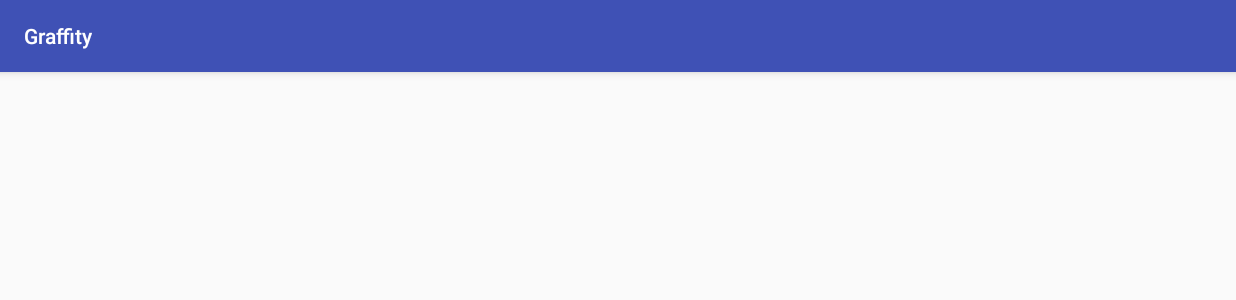
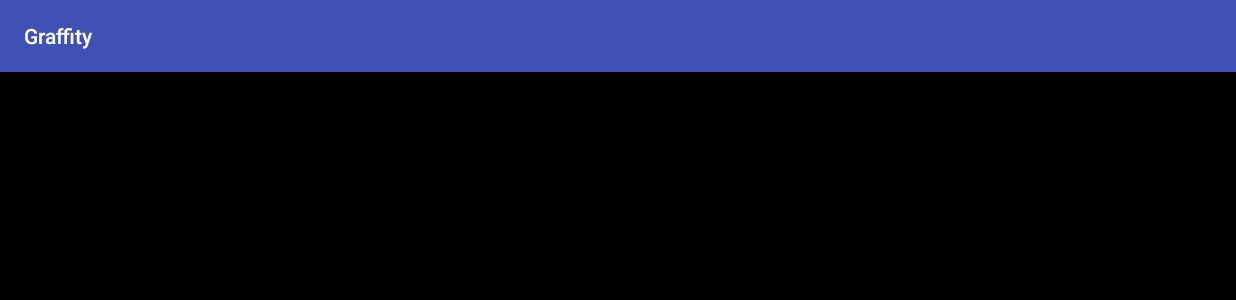
Before and after one commit to Hibsicus/CanvasDrawForAndroid, an Android app: the screen it shows after launch (DisplayActivity), on a phone screen of 824 x 412 dp (held sideways). Shown: the top 300 px of the screen. Run offline under Robolectric (Android 15) with nearby library versions, the phone set to English and light mode, and no system bars.

Commit message:
修正畫布

```diff
--- a/app/src/main/AndroidManifest.xml
+++ b/app/src/main/AndroidManifest.xml
@@ -8,7 +8,8 @@
         android:icon="@mipmap/ic_launcher"
         android:roundIcon="@mipmap/ic_launcher_round"
         android:supportsRtl="true"
-        android:theme="@style/AppTheme">
+        android:theme="@style/AppTheme"
+        >
 
         <activity android:name=".CustomWidget.DisplayPackage.DisplayActivity"
             android:screenOrientation="landscape">
--- a/app/src/main/java/com/example/user/graffity/CustomWidget/CustomWidget/CanvasDraw.java
+++ b/app/src/main/java/com/example/user/graffity/CustomWidget/CustomWidget/CanvasDraw.java
@@ -39,10 +39,10 @@ public class CanvasDraw extends View {
     public CanvasDraw(Context context, @Nullable AttributeSet attrs) {
         super(context, attrs);
 
-        ActionBarHeight = getResources().getDimensionPixelSize(getResources().getIdentifier("status_bar_height", "dimen", "android"));
-        NavigationHeight = getResources().getDimensionPixelSize(getResources().getIdentifier("navigation_bar_height", "dimen", "android"));
+//        ActionBarHeight = getResources().getDimensionPixelSize(getResources().getIdentifier("status_bar_height", "dimen", "android"));
+//        NavigationHeight = getResources().getDimensionPixelSize(getResources().getIdentifier("navigation_bar_height", "dimen", "android"));
 
-        mBitmap.createBitmap(getResources().getDisplayMetrics().widthPixels, getResources().getDisplayMetrics().heightPixels + ActionBarHeight + NavigationHeight, Bitmap.Config.ARGB_8888);
+        mBitmap =  mBitmap.createBitmap(getResources().getDisplayMetrics().widthPixels, getResources().getDisplayMetrics().heightPixels, Bitmap.Config.ARGB_8888);
         mCanvas = new Canvas(mBitmap);
         mCanvas.drawColor(Color.BLACK);
 
@@ -50,14 +50,15 @@ public class CanvasDraw extends View {
         mPaint.setColor(Color.YELLOW);
         mPaint.setStrokeWidth(6);
         mPaint.setStrokeJoin(Paint.Join.ROUND);
+        mPaint.setStrokeCap(Paint.Cap.ROUND);
+        mPaint.setStyle(Paint.Style.STROKE);
 
         mPath = new Path();
     }
 
     @Override
     protected void onDraw(Canvas canvas) {
-        mCanvas.drawBitmap(mBitmap, 0, 0, null);
-
+        canvas.drawBitmap(mBitmap, 0, 0, null);
         mCanvas.drawPath(mPath, mPaint);
     }
 
--- a/app/src/main/java/com/example/user/graffity/CustomWidget/DisplayPackage/DisplayActivity.java
+++ b/app/src/main/java/com/example/user/graffity/CustomWidget/DisplayPackage/DisplayActivity.java
@@ -22,9 +22,10 @@ public class DisplayActivity extends AppCompatActivity {
 
     CanvasFragment canvasFragment;
 
+
     @Override
-    public void onCreate(@Nullable Bundle savedInstanceState, @Nullable PersistableBundle persistentState) {
-        super.onCreate(savedInstanceState, persistentState);
+    protected void onCreate(@Nullable Bundle savedInstanceState) {
+        super.onCreate(savedInstanceState);
         setContentView(R.layout.activity_main);
 
         ShowCanvas();
--- a/app/src/main/res/layout-large/activity_main.xml
+++ /dev/null
@@ -1,6 +0,0 @@
-<?xml version="1.0" encoding="utf-8"?>
-<LinearLayout xmlns:android="http://schemas.android.com/apk/res/android"
-    android:orientation="vertical" android:layout_width="match_parent"
-    android:layout_height="match_parent">
-
-</LinearLayout>
--- a/app/src/main/res/layout/activity_main.xml
+++ b/app/src/main/res/layout/activity_main.xml
@@ -1,12 +1,15 @@
 <?xml version="1.0" encoding="utf-8"?>
-<LinearLayout xmlns:android="http://schemas.android.com/apk/res/android"
+<RelativeLayout xmlns:android="http://schemas.android.com/apk/res/android"
     android:orientation="vertical" android:layout_width="match_parent"
-    android:layout_height="match_parent">
+    android:layout_height="match_parent"
+    android:background="@android:color/black">
+
+
 
     <FrameLayout
         android:id = "@+id/main_layout"
         android:layout_width="match_parent"
-        android:layout_height="0dp"
-        android:layout_weight="1"/>
+        android:layout_height="match_parent">
+    </FrameLayout>
 
-</LinearLayout>
+</RelativeLayout>
--- a/app/src/main/res/values/colors.xml
+++ b/app/src/main/res/values/colors.xml
@@ -3,4 +3,5 @@
     <color name="colorPrimary">#3F51B5</color>
     <color name="colorPrimaryDark">#303F9F</color>
     <color name="colorAccent">#FF4081</color>
+    <color name="top_title">#4Dcfcfcf</color>
 </resources>
```
Also changed, not shown: app/src/main/res/drawable-hdpi/eraser.png (added), app/src/main/res/drawable-mdpi/eraser.png (added), app/src/main/res/drawable-xhdpi/eraser.png (added), app/src/main/res/drawable-xxhdpi/eraser.png (added).
